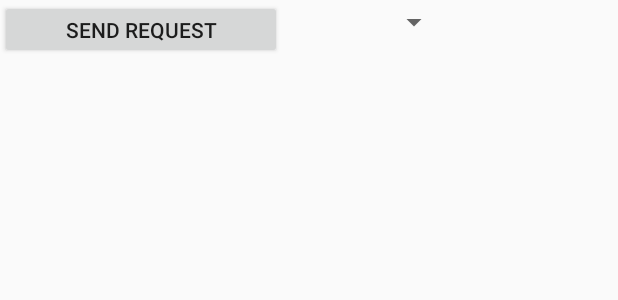
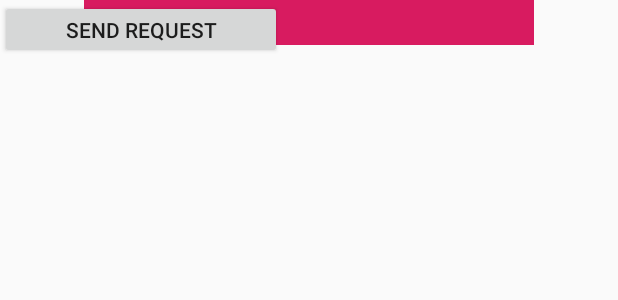
Before and after one commit to tran-simon/hackatown, an Android app: the layout activity_events_creator.xml on its own in the app's theme, with its tools: preview values and no code run, on a phone screen of 412 x 824 dp. Shown: the top 300 px of the screen. Run offline under Robolectric (Android 15) with nearby library versions, the phone set to English and light mode, and no system bars.

Commit message:
Add of the type choosing spinner

```diff
--- a/app/src/main/res/layout/activity_events_creator.xml
+++ b/app/src/main/res/layout/activity_events_creator.xml
@@ -21,7 +21,13 @@
         android:id="@+id/type_choosing_spiner"
         android:layout_width="300dp"
         android:layout_height="30dp"
-        tools:layout_editor_absoluteX="52dp"
+        android:layout_marginStart="50dp"
+        android:layout_marginLeft="50dp"
+        android:layout_marginEnd="50dp"
+        android:layout_marginRight="50dp"
+        android:background="@color/colorAccent"
+        app:layout_constraintEnd_toEndOf="parent"
+        app:layout_constraintStart_toStartOf="parent"
         tools:layout_editor_absoluteY="121dp" />;
 
 </android.support.constraint.ConstraintLayout>
```
